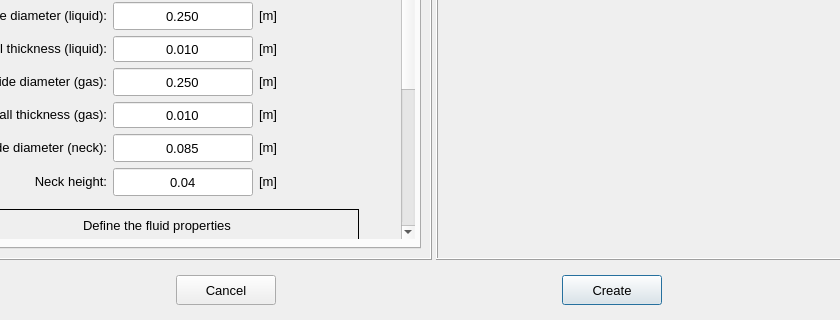
First picture: the form in pulse/interface/data/ui_files/model/editor/pulsation_damper_editor_inputs.ui, repository open-pulse/OpenPulse, before the edit; both pictures show x 108 to 948 and y 410 to 730 of the 1056 by 730 pixel window.
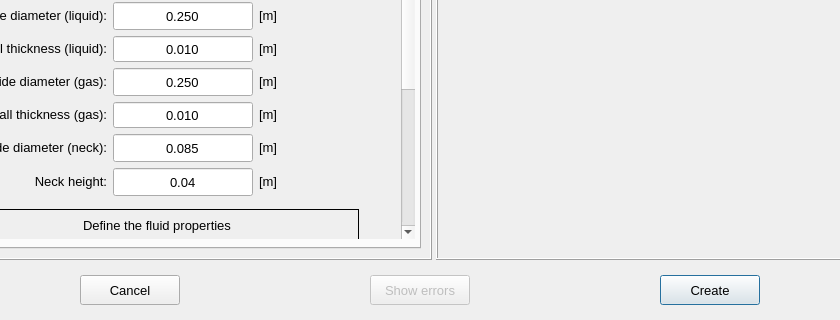
Second picture: the form after the edit. The open tabs and pages were chosen to show the change. Icons and pictures are not drawn. Custom widgets are drawn as their Qt base class.

Commit message: feat: enhance error handling in damper editor preview and add  "Show errors" button, which for now is unactive

```diff
--- a/pulse/interface/data/ui_files/model/editor/pulsation_damper_editor_inputs.ui
+++ b/pulse/interface/data/ui_files/model/editor/pulsation_damper_editor_inputs.ui
@@ -2895,7 +2895,7 @@
         </property>
        </widget>
       </item>
-      <item row="0" column="1">
+      <item row="0" column="2">
        <widget class="QPushButton" name="pushButton_create">
         <property name="minimumSize">
          <size>
@@ -2934,6 +2934,33 @@
         </property>
        </widget>
       </item>
+      <item row="0" column="1">
+       <widget class="QPushButton" name="pushButton_show_errors">
+        <property name="enabled">
+         <bool>false</bool>
+        </property>
+        <property name="minimumSize">
+         <size>
+          <width>100</width>
+          <height>30</height>
+         </size>
+        </property>
+        <property name="maximumSize">
+         <size>
+          <width>100</width>
+          <height>30</height>
+         </size>
+        </property>
+        <property name="font">
+         <font>
+          <pointsize>10</pointsize>
+         </font>
+        </property>
+        <property name="text">
+         <string>Show errors</string>
+        </property>
+       </widget>
+      </item>
      </layout>
     </widget>
    </item>
```
Left out of the diff: 2 changed lines with no effect on the pictures. The commit also changes 1 other file.
